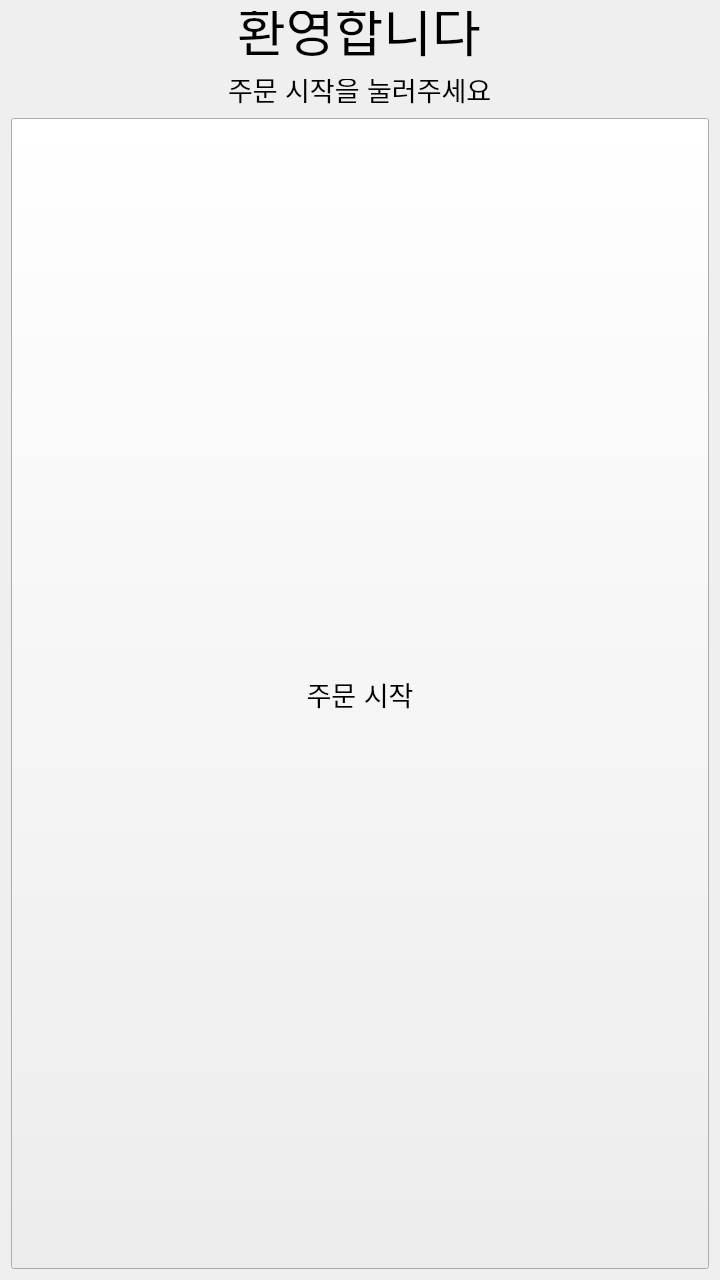
Old version of the form src/my_package/ui/main_menu.ui in the repository Seongeun11/PyPointKiosk.
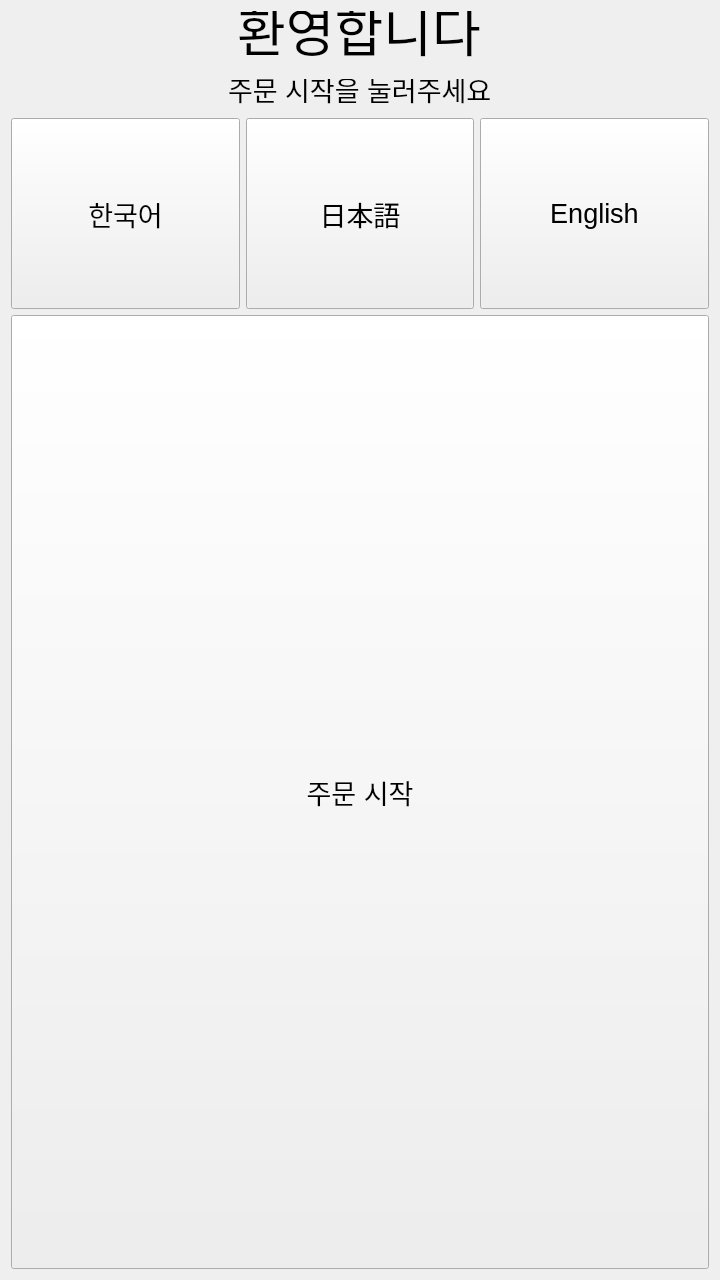
New version of the form.

Diff of the .ui file:
```diff
--- a/src/my_package/ui/main_menu.ui
+++ b/src/my_package/ui/main_menu.ui
@@ -25,7 +25,7 @@
   <property name="windowTitle">
    <string>Form</string>
   </property>
-  <layout class="QVBoxLayout" name="verticalLayout">
+  <layout class="QVBoxLayout" name="verticalLayout_4" stretch="0,0,1,5">
    <item>
     <layout class="QVBoxLayout" name="verticalLayout_2">
      <item>
@@ -89,6 +89,75 @@
     </layout>
    </item>
    <item>
+    <layout class="QGridLayout" name="gridLayout" rowstretch="0" columnstretch="0,0,0">
+     <item row="0" column="1">
+      <widget class="QPushButton" name="btn_japanese">
+       <property name="sizePolicy">
+        <sizepolicy hsizetype="Expanding" vsizetype="Expanding">
+         <horstretch>0</horstretch>
+         <verstretch>0</verstretch>
+        </sizepolicy>
+       </property>
+       <property name="font">
+        <font>
+         <pointsize>20</pointsize>
+        </font>
+       </property>
+       <property name="focusPolicy">
+        <enum>Qt::FocusPolicy::NoFocus</enum>
+       </property>
+       <property name="text">
+        <string>日本語</string>
+       </property>
+      </widget>
+     </item>
+     <item row="0" column="0">
+      <widget class="QPushButton" name="btn_korean">
+       <property name="sizePolicy">
+        <sizepolicy hsizetype="Expanding" vsizetype="Expanding">
+         <horstretch>0</horstretch>
+         <verstretch>0</verstretch>
+        </sizepolicy>
+       </property>
+       <property name="font">
+        <font>
+         <pointsize>20</pointsize>
+        </font>
+       </property>
+       <property name="focusPolicy">
+        <enum>Qt::FocusPolicy::NoFocus</enum>
+       </property>
+       <property name="text">
+        <string>한국어</string>
+       </property>
+      </widget>
+     </item>
+     <item row="0" column="2">
+      <widget class="QPushButton" name="btn_english">
+       <property name="sizePolicy">
+        <sizepolicy hsizetype="Expanding" vsizetype="Expanding">
+         <horstretch>0</horstretch>
+         <verstretch>0</verstretch>
+        </sizepolicy>
+       </property>
+       <property name="font">
+        <font>
+         <pointsize>20</pointsize>
+        </font>
+       </property>
+       <property name="focusPolicy">
+        <enum>Qt::FocusPolicy::NoFocus</enum>
+       </property>
+       <property name="text">
+        <string>English</string>
+       </property>
+      </widget>
+     </item>
+    </layout>
+   </item>
+   <item>
+    <layout class="QVBoxLayout" name="verticalLayout">
+     <item>
     <widget class="QPushButton" name="btn_start_main_menu">
      <property name="sizePolicy">
       <sizepolicy hsizetype="Expanding" vsizetype="Expanding">
@@ -108,6 +177,8 @@
       <string>주문 시작</string>
      </property>
     </widget>
+     </item>
+    </layout>
    </item>
   </layout>
  </widget>
```
Lines whose indentation alone changed are shown as unchanged.
